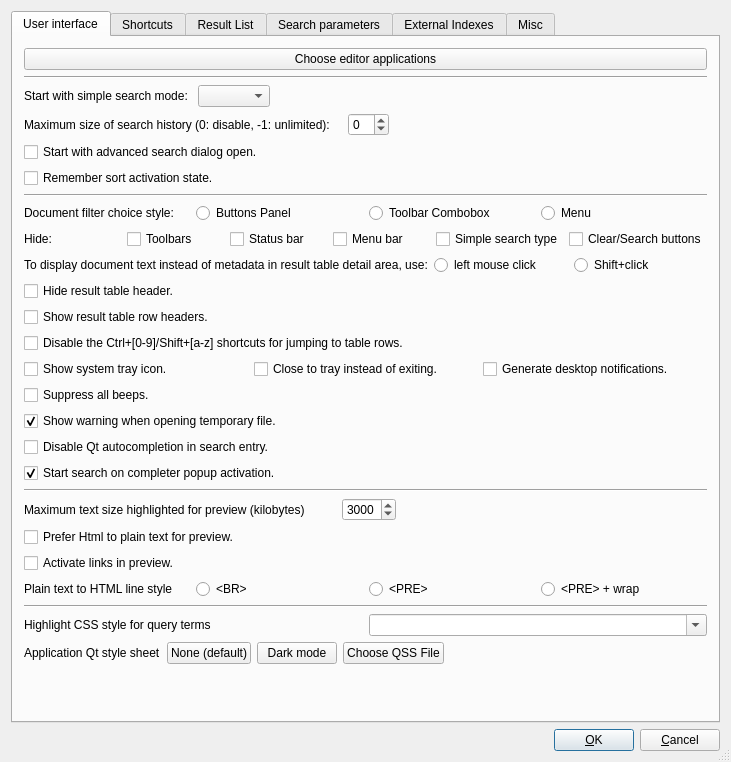
The window that src/qtgui/uiprefs.ui (alberti42/recoll-macos) describes before a commit, drawn with Qt 5.
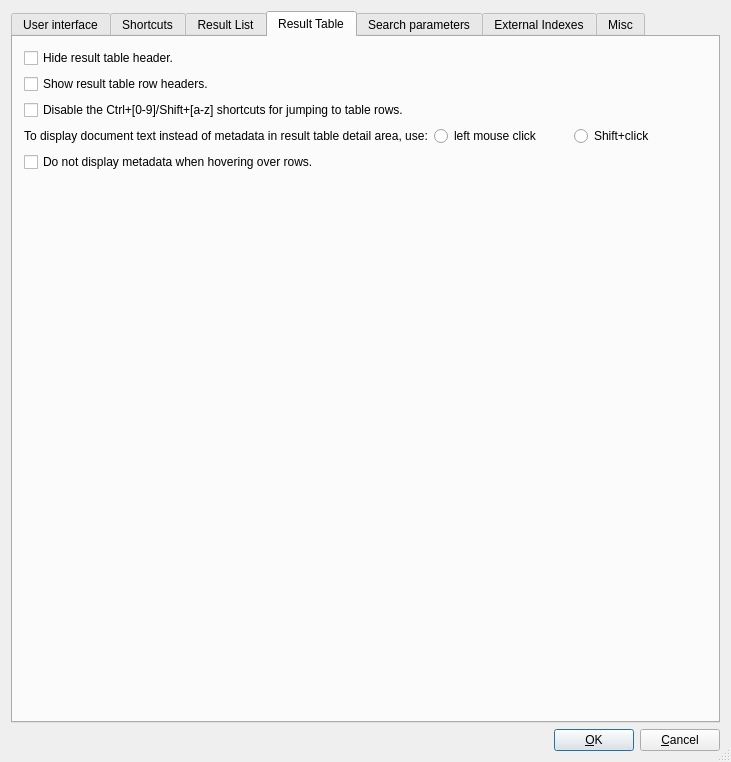
The same window after the commit. The open tabs and pages were chosen to show the change.

Commit message: GUI: preferences: separate tab for result table preferences. Add option to disable showing meta while hovering. Show doc text on ctrl+... if this is the default for a mouse click (no Shift)

The edit to the form file:
```diff
--- a/src/qtgui/uiprefs.ui
+++ b/src/qtgui/uiprefs.ui
@@ -258,61 +258,6 @@
          </item>
         </layout>
        </item>
-       <item>
-        <layout class="QHBoxLayout" name="horizontalLayout">
-         <item>
-          <widget class="QLabel" name="restabShowTxtLBL">
-           <property name="text">
-            <string>To display document text instead of metadata in result table detail area, use:</string>
-           </property>
-          </widget>
-         </item>
-         <item>
-          <widget class="QRadioButton" name="restabShowTxtNoShiftRB">
-           <property name="text">
-            <string>left mouse click</string>
-           </property>
-          </widget>
-         </item>
-         <item>
-          <widget class="QRadioButton" name="restabShowTxtShiftRB">
-           <property name="text">
-            <string>Shift+click</string>
-           </property>
-          </widget>
-         </item>
-        </layout>
-       </item>
-       <item>
-        <widget class="QCheckBox" name="noResTableHeaderCB">
-         <property name="text">
-          <string>Hide result table header.</string>
-         </property>
-         <property name="checked">
-          <bool>false</bool>
-         </property>
-        </widget>
-       </item>
-       <item>
-        <widget class="QCheckBox" name="showResTableVHeaderCB">
-         <property name="text">
-          <string>Show result table row headers.</string>
-         </property>
-         <property name="checked">
-          <bool>false</bool>
-         </property>
-        </widget>
-       </item>
-       <item>
-        <widget class="QCheckBox" name="noRowJumpShortcutsCB">
-         <property name="text">
-          <string>Disable the Ctrl+[0-9]/Shift+[a-z] shortcuts for jumping to table rows.</string>
-         </property>
-         <property name="checked">
-          <bool>false</bool>
-         </property>
-        </widget>
-       </item>
        <item>
         <layout class="QHBoxLayout">
          <item>
@@ -988,7 +933,92 @@
        </item>
       </layout>
      </widget>
-     <widget class="QWidget" name="tab1">
+     <widget class="QWidget" name="tab_restable">
+      <attribute name="title">
+       <string>Result Table</string>
+      </attribute>
+      <layout class="QVBoxLayout" name="verticalLayout_rst3">
+       <item>
+        <widget class="QCheckBox" name="noResTableHeaderCB">
+         <property name="text">
+          <string>Hide result table header.</string>
+         </property>
+         <property name="checked">
+          <bool>false</bool>
+         </property>
+        </widget>
+       </item>
+       <item>
+        <widget class="QCheckBox" name="showResTableVHeaderCB">
+         <property name="text">
+          <string>Show result table row headers.</string>
+         </property>
+         <property name="checked">
+          <bool>false</bool>
+         </property>
+        </widget>
+       </item>
+       <item>
+        <widget class="QCheckBox" name="noRowJumpShortcutsCB">
+         <property name="text">
+          <string>Disable the Ctrl+[0-9]/Shift+[a-z] shortcuts for jumping to table rows.</string>
+         </property>
+         <property name="checked">
+          <bool>false</bool>
+         </property>
+        </widget>
+       </item>
+       <item>
+        <layout class="QHBoxLayout" name="horizontalLayout">
+         <item>
+          <widget class="QLabel" name="restabShowTxtLBL">
+           <property name="text">
+            <string>To display document text instead of metadata in result table detail area, use:</string>
+           </property>
+          </widget>
+         </item>
+         <item>
+          <widget class="QRadioButton" name="restabShowTxtNoShiftRB">
+           <property name="text">
+            <string>left mouse click</string>
+           </property>
+          </widget>
+         </item>
+         <item>
+          <widget class="QRadioButton" name="restabShowTxtShiftRB">
+           <property name="text">
+            <string>Shift+click</string>
+           </property>
+          </widget>
+         </item>
+        </layout>
+       </item>
+       <item>
+        <widget class="QCheckBox" name="resTableNoHoverMetaCB">
+         <property name="text">
+          <string>Do not display metadata when hovering over rows.</string>
+         </property>
+         <property name="checked">
+          <bool>false</bool>
+         </property>
+        </widget>
+       </item>
+       <item>
+        <spacer name="verticalSpacer_rst2">
+         <property name="orientation">
+          <enum>Qt::Vertical</enum>
+         </property>
+         <property name="sizeHint" stdset="0">
+          <size>
+           <width>20</width>
+           <height>40</height>
+          </size>
+         </property>
+        </spacer>
+       </item>
+      </layout>
+     </widget>
+     <widget class="QWidget" name="tab_search">
       <attribute name="title">
        <string>Search parameters</string>
       </attribute>
```
Left out of the diff: 10 changed lines with no effect on the pictures. The commit also changes 5 other files.
